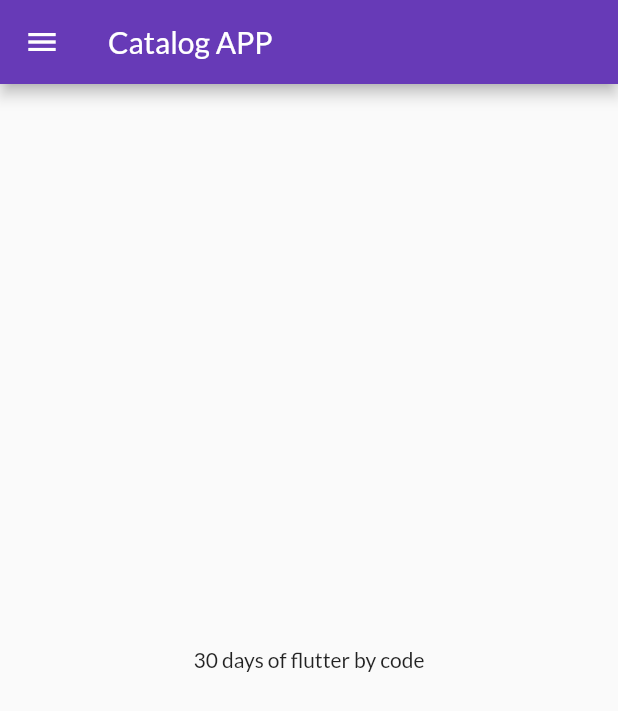
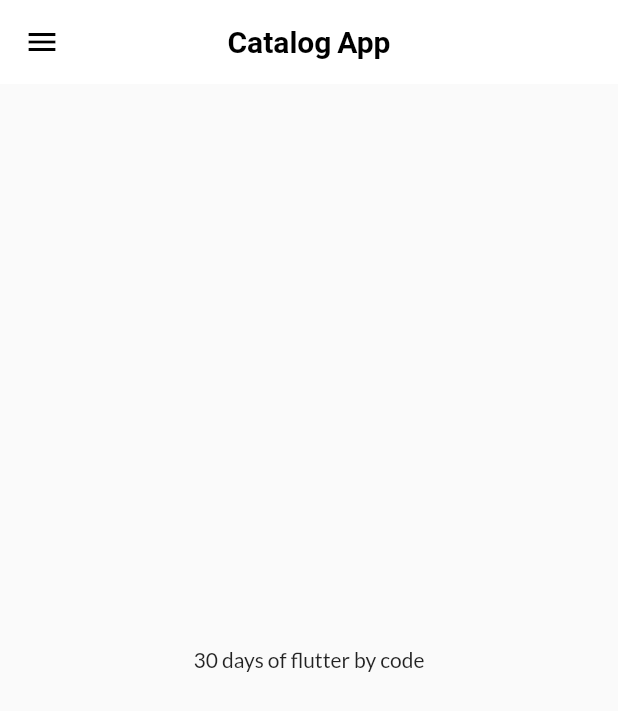
Before and after one commit to utkarshaggarwal74/catalog_app, a Flutter app: the screen it shows after launch, on a phone screen of 412 x 824 dp. Shown: the top 711 px of the screen. Run offline on Flutter 3.47's test engine with Material 2 defaults, Android fonts, the phone set to English and light mode, and no system bars; our stand-ins replace google_fonts.

Commit message:
modify appbar|add appbar func in main.dart

```diff
--- a/lib/main.dart
+++ b/lib/main.dart
@@ -19,6 +19,14 @@ class MyApp extends StatelessWidget {
       theme: ThemeData(
         primarySwatch: Colors.deepPurple,
         fontFamily: GoogleFonts.lato().fontFamily,
+        appBarTheme: const AppBarTheme(
+          color: Colors.white,
+          elevation: 0.0,
+          iconTheme: IconThemeData(color: Colors.black),
+          titleTextStyle: TextStyle(
+              color: Colors.black, fontWeight: FontWeight.bold, fontSize: 20),
+          centerTitle: true,
+        ),
         // primaryTextTheme: GoogleFonts.latoTextTheme(),
       ),
       debugShowCheckedModeBanner: false,
--- a/lib/pages/home_page.dart
+++ b/lib/pages/home_page.dart
@@ -10,7 +10,7 @@ class HomePage extends StatelessWidget {
   Widget build(BuildContext context) {
     return Scaffold(
       appBar: AppBar(
-        title: const Text("Catalog APP"),
+        title: const Text("Catalog App"),
       ),
       body: Center(
         child: Text("$days days of flutter by $name"),
```
